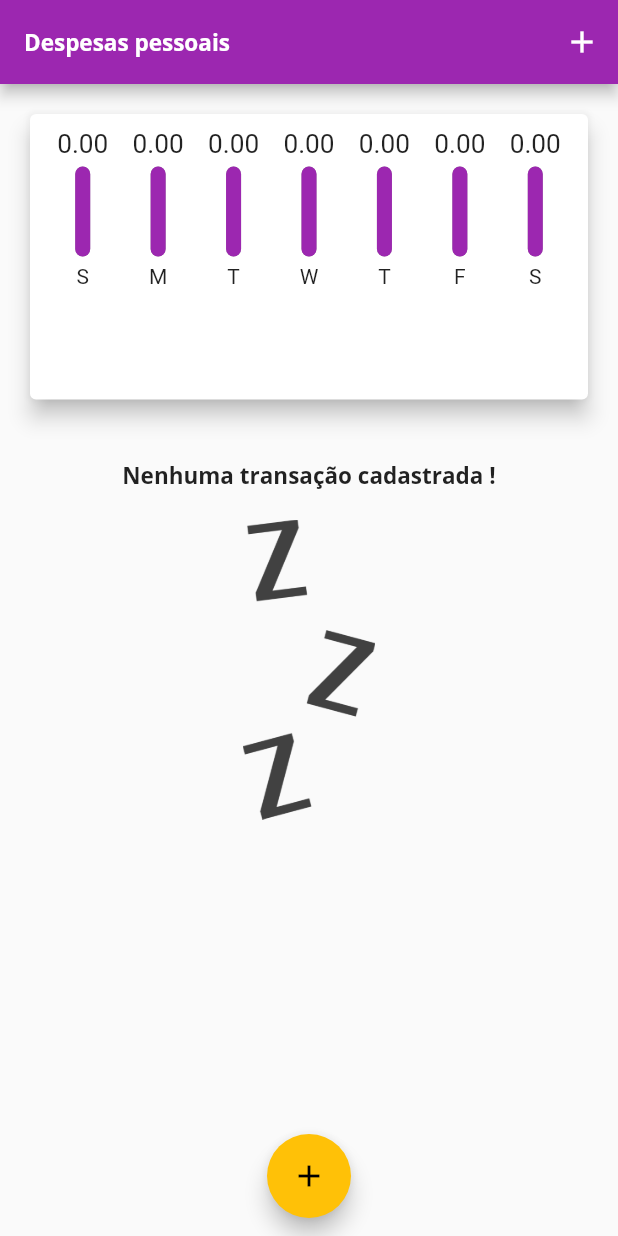
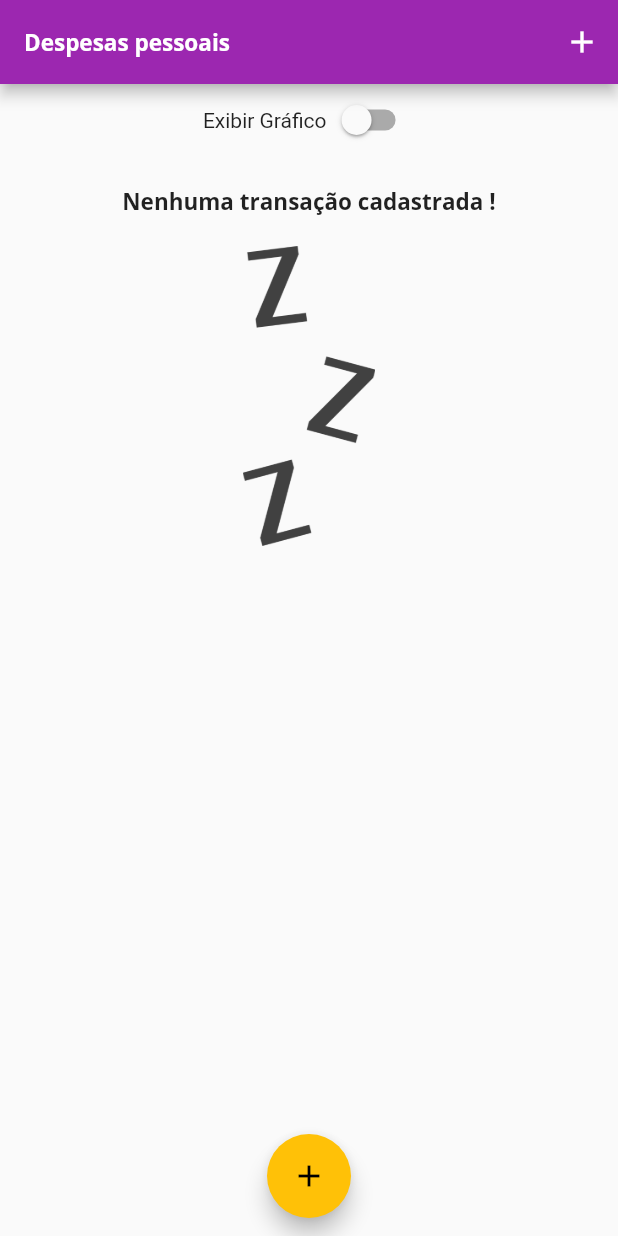
Before and after one commit to GuhSntLean/PersonMoney-Flutter, a Flutter app: the screen it shows after launch, on a phone screen of 412 x 824 dp. Run offline on Flutter 3.47's test engine with Material 2 defaults, Android fonts, the phone set to English and light mode, and no system bars.

```diff
--- a/lib/main.dart
+++ b/lib/main.dart
@@ -49,6 +49,7 @@ class _MyHomePage extends StatefulWidget {
 
 class __MyHomePageState extends State<_MyHomePage> {
   final List<Transaction> _transaction = [];
+  bool _showChart = false;
 
   List<Transaction> get _recentTransaction{
     return _transaction.where((transaction) {
@@ -94,7 +95,9 @@ class __MyHomePageState extends State<_MyHomePage> {
   @override
   Widget build(BuildContext context) {
     final appBar = AppBar(
-      title: Text('Despesas pessoais'),
+      title: Text(
+        'Despesas pessoais',
+      ),
       actions: [
         IconButton(
           icon: Icon(Icons.add),
@@ -111,10 +114,26 @@ class __MyHomePageState extends State<_MyHomePage> {
         child: Column(
           crossAxisAlignment: CrossAxisAlignment.stretch,
           children: <Widget>[
+            Row(
+              mainAxisAlignment: MainAxisAlignment.center,
+              children: <Widget>[
+                Text('Exibir Gráfico'),
+                Switch(
+                  value: _showChart,
+                  onChanged: (value) {
+                    setState(() {
+                      _showChart = value;
+                    });
+                  },
+                )
+              ]
+            ),
+            if(_showChart)
               Container(
                 height: availableHeight * 0.3,
                 child: Chart(_recentTransaction),
               ),
+            if(!_showChart)
               Container(
                 height: availableHeight * 0.7,
                 child: TransactionList(_transaction, _deleteTransaction)
--- a/lib/widgets/ChartBar.dart
+++ b/lib/widgets/ChartBar.dart
@@ -13,17 +13,19 @@ class ChartBar extends StatelessWidget {
 
   @override
   Widget build(BuildContext context) {
+    return LayoutBuilder(
+        builder: (context, constraints) {
         return Column(
           children: <Widget>[
             Container(
-          height: 20,
+              height: constraints.maxHeight * 0.15,
               child: FittedBox(
                 child: Text('${value.toStringAsFixed(2)}'),
               ),
             ),
             SizedBox(height: 5),
             Container(
-          height: 60,
+              height: constraints.maxHeight * 0.6,
               width: 10,
               child: Stack(
                 alignment: Alignment.bottomCenter,
@@ -50,9 +52,15 @@ class ChartBar extends StatelessWidget {
                 ],
               ),
             ),
-        SizedBox(height: 5),
-        Text(label),
+            SizedBox(height: constraints.maxHeight * 0.05,),
+            Container(
+              height: constraints.maxHeight * 0.15,
+              child: FittedBox(
+                child: Text(label),
+              ),
+            ),
           ],
         );
+    });
   }
 }
```
Lines whose indentation alone changed are shown as unchanged.
